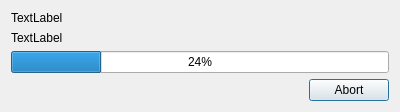
This is code/ryzom/tools/client/ryzom_installer/ui/operationdialog.ui in ryzom/ryzomcore as Qt 5 draws it before an edit. The edited form follows.
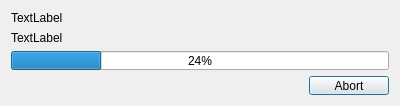
This is the edited form.

```diff
--- a/code/ryzom/tools/client/ryzom_installer/ui/operationdialog.ui
+++ b/code/ryzom/tools/client/ryzom_installer/ui/operationdialog.ui
@@ -13,6 +13,24 @@
     <height>106</height>
    </rect>
   </property>
+  <property name="sizePolicy">
+   <sizepolicy hsizetype="Fixed" vsizetype="Fixed">
+    <horstretch>0</horstretch>
+    <verstretch>0</verstretch>
+   </sizepolicy>
+  </property>
+  <property name="minimumSize">
+   <size>
+    <width>400</width>
+    <height>106</height>
+   </size>
+  </property>
+  <property name="maximumSize">
+   <size>
+    <width>400</width>
+    <height>106</height>
+   </size>
+  </property>
   <property name="windowTitle">
    <string>Ryzom Installer</string>
   </property>
```
